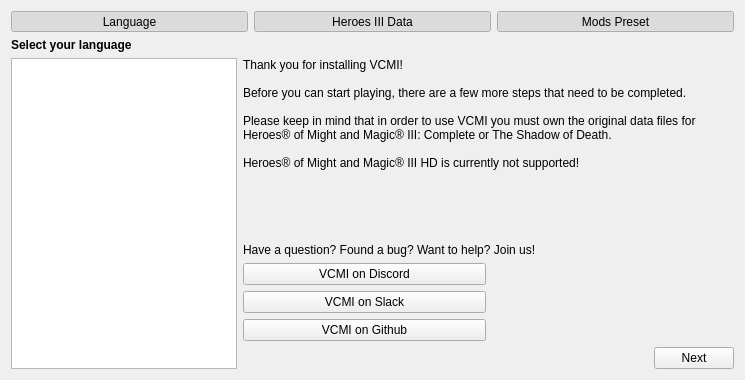
vcmi/vcmi, file launcher/firstLaunch/firstlaunch_moc.ui: the form before one commit.
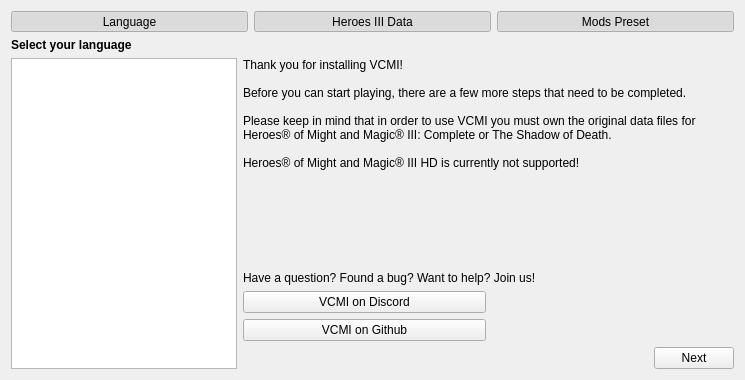
The form after the commit. The open tabs and pages were chosen to show the change. Icons and pictures are not drawn.

Commit message: remove slack

```diff
--- a/launcher/firstLaunch/firstlaunch_moc.ui
+++ b/launcher/firstLaunch/firstlaunch_moc.ui
@@ -156,13 +156,6 @@
            </property>
           </widget>
          </item>
-         <item row="2" column="0">
-          <widget class="QPushButton" name="pushButtonSlack">
-           <property name="text">
-            <string>VCMI on Slack</string>
-           </property>
-          </widget>
-         </item>
          <item row="1" column="0">
           <widget class="QPushButton" name="pushButtonDiscord">
            <property name="text">
```
Left out of the diff: 2 changed lines with no effect on the pictures. The commit also changes 20 other files.
